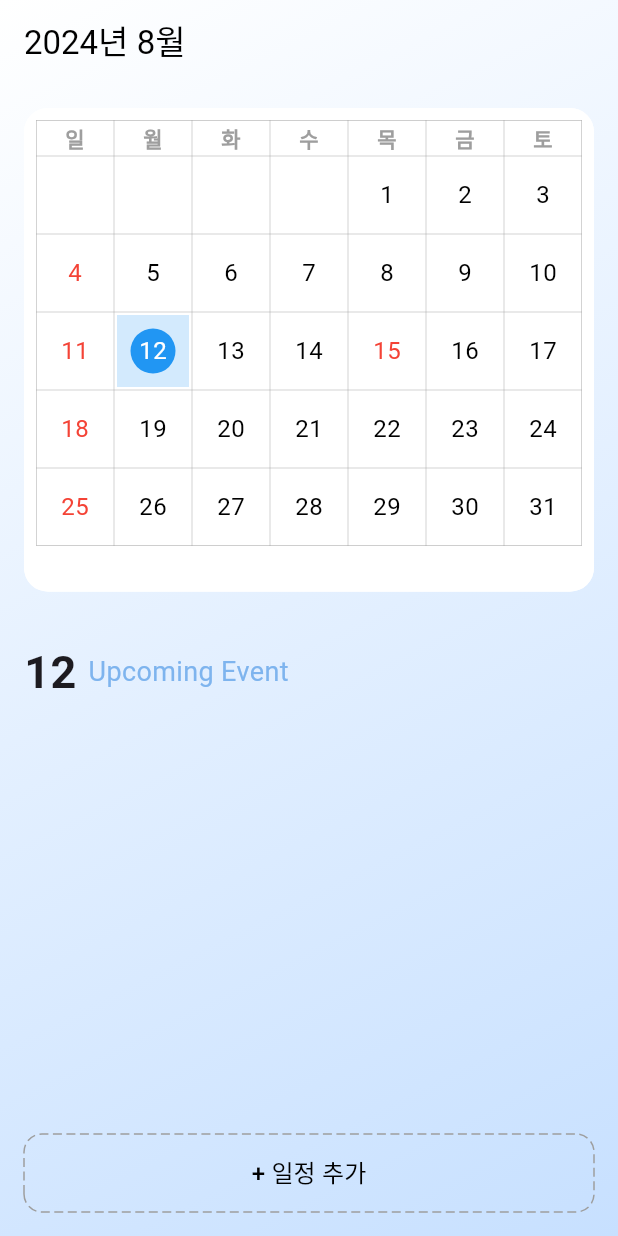
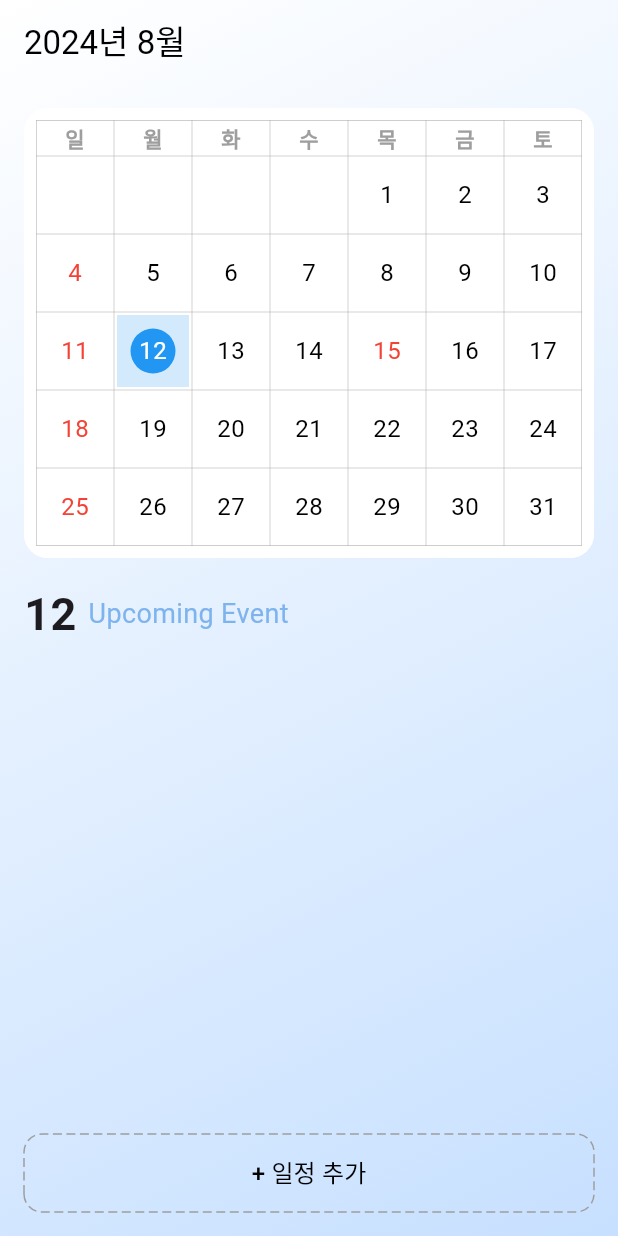
Before and after one commit to luckydut97/flutter-custom-calendar-applestyle-practice, a Flutter app: the screen it shows after launch, on a phone screen of 412 x 824 dp. Run offline on Flutter 3.47's test engine with Material 3 defaults, Android fonts, the phone set to English and light mode, and no system bars; drawn by our look-alikes of dotted_border.

Commit message:
디자인 변경: 메인화면 반응형 화면 1차 시범 적용 :  달력 고정 크기 할당 후 할일 리스트에 반응형(expanded)  적용하여 구현함. 더 자세한 학습 필요함.

```diff
--- a/lib/main_screen.dart
+++ b/lib/main_screen.dart
@@ -35,18 +35,20 @@ class MainScreen extends StatelessWidget {
                 backgroundColor: Colors.transparent,
                 elevation: 0,
               ),
-              Expanded(
-                flex: 6,
-                child: Consumer<CalendarModel>(
-                  builder: (context, model, child) {
-                    return Padding(
-                      padding: const EdgeInsets.all(16.0),
+              SizedBox(height: 16.0), // AppBar와 달력 사이의 간격
+              Center(
                 child: Container(
+                  width: 380, // 고정된 너비
+                  height: 300, // 고정된 높이
                   decoration: BoxDecoration(
                     color: Colors.white,
                     borderRadius: BorderRadius.circular(16.0),
                   ),
-                        child: ClipRRect(
+                  child: Align(
+                    alignment: Alignment.center, // 중앙에 배치
+                    child: Consumer<CalendarModel>(
+                      builder: (context, model, child) {
+                        return ClipRRect(
                           borderRadius: BorderRadius.circular(16.0),
                           child: PageView.builder(
                             controller: PageController(initialPage: model.currentPageIndex),
@@ -62,14 +64,13 @@ class MainScreen extends StatelessWidget {
                               return CalendarMonth(date: date);
                             },
                           ),
-                        ),
-                      ),
                         );
                       },
                     ),
                   ),
+                ),
+              ),
               Expanded(
-                flex: 7,
                 child: Consumer<CalendarModel>(
                   builder: (context, model, child) {
                     return TaskManager(
@@ -81,6 +82,8 @@ class MainScreen extends StatelessWidget {
             ],
           ),
         ),
+
+
       ),
     );
   }
```
Lines whose indentation alone changed are shown as unchanged.
